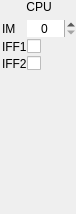
The window that ui/dbgwidgets/form_cpu.ui (samstyle/Xpeccy) describes before a commit, drawn with Qt 5.
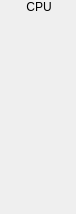
The same window after the commit.

Patch:
```diff
--- a/ui/dbgwidgets/form_cpu.ui
+++ b/ui/dbgwidgets/form_cpu.ui
@@ -44,60 +44,6 @@
      <property name="verticalSpacing">
       <number>2</number>
      </property>
-     <item row="0" column="0">
-      <widget class="QLabel" name="labIMM">
-       <property name="text">
-        <string>IM</string>
-       </property>
-      </widget>
-     </item>
-     <item row="0" column="1">
-      <widget class="QSpinBox" name="boxIM">
-       <property name="maximumSize">
-        <size>
-         <width>60</width>
-         <height>16777215</height>
-        </size>
-       </property>
-       <property name="frame">
-        <bool>false</bool>
-       </property>
-       <property name="alignment">
-        <set>Qt::AlignCenter</set>
-       </property>
-       <property name="maximum">
-        <number>2</number>
-       </property>
-      </widget>
-     </item>
-     <item row="2" column="0">
-      <widget class="QLabel" name="labIFF1">
-       <property name="text">
-        <string>IFF1</string>
-       </property>
-      </widget>
-     </item>
-     <item row="2" column="1">
-      <widget class="QCheckBox" name="flagIFF1">
-       <property name="text">
-        <string/>
-       </property>
-      </widget>
-     </item>
-     <item row="3" column="0">
-      <widget class="QLabel" name="labIFF2">
-       <property name="text">
-        <string>IFF2</string>
-       </property>
-      </widget>
-     </item>
-     <item row="3" column="1">
-      <widget class="QCheckBox" name="flagIFF2">
-       <property name="text">
-        <string/>
-       </property>
-      </widget>
-     </item>
     </layout>
    </item>
    <item>
```
